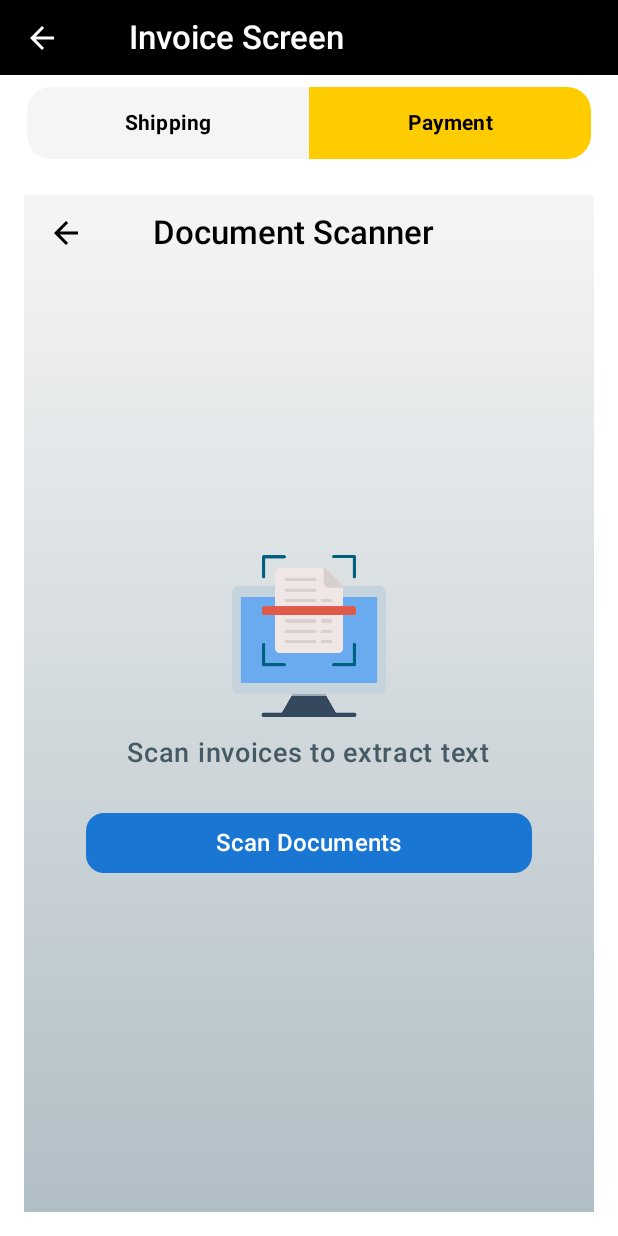
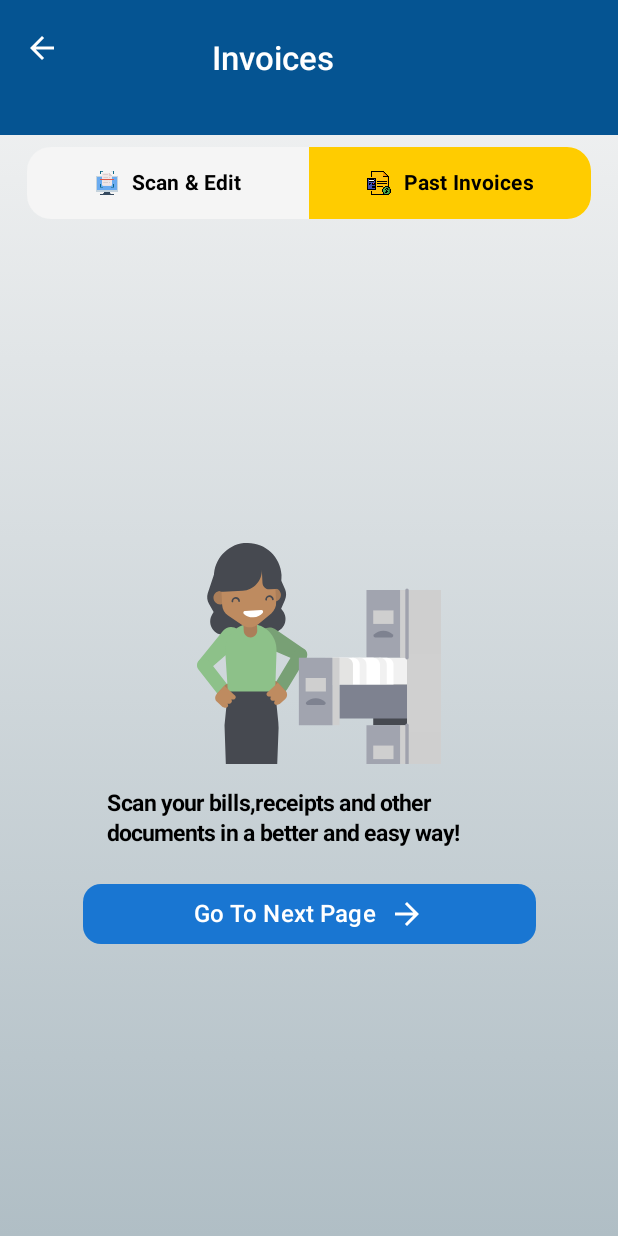
Before and after one commit to CulturalProfessor/invoice-parsing-app, an Android app built with Jetpack Compose: the composable ScrollScreenWithTabs shown on its own in the app's theme, tab 2 chosen, on a phone screen of 412 x 824 dp. Run offline under Robolectric (Android 15) with nearby library versions, the phone set to English and light mode, and no system bars; libraries missing offline, so code that uses them is left out: com.google.mlkit.nl, com.google.mlkit.vision, org.tensorflow.lite; 8 statements that could not run were skipped.

Commit message:
ScrollTabScreen Updated

```diff
--- a/app/build.gradle.kts
+++ b/app/build.gradle.kts
@@ -52,6 +52,8 @@ dependencies {
     implementation ("com.google.android.gms:play-services-vision:20.1.0")
     implementation ("androidx.lifecycle:lifecycle-runtime-ktx:2.6.0")
 
+
+
     implementation ("androidx.compose.material3:material3:1.1.0")
     implementation ("androidx.lifecycle:lifecycle-runtime-compose:2.6.1")
     implementation ("androidx.activity:activity-compose:1.7.2")
--- a/app/src/main/java/com/example/ocr_poc/MainActivity.kt
+++ b/app/src/main/java/com/example/ocr_poc/MainActivity.kt
@@ -1,7 +1,9 @@
 package com.example.ocr_poc
 
+import androidx.activity.ComponentActivity
+import androidx.activity.enableEdgeToEdge
+import androidx.core.content.ContextCompat
 import android.os.Bundle
-import androidx.activity.ComponentActivity
 import androidx.activity.compose.setContent
 import com.example.ocr_poc.screens.AppNavigation
 import com.example.ocr_poc.ui.theme.OCR_POCTheme
@@ -9,6 +11,10 @@ import com.example.ocr_poc.ui.theme.OCR_POCTheme
 class MainActivity : ComponentActivity() {
     override fun onCreate(savedInstanceState: Bundle?) {
         super.onCreate(savedInstanceState)
+        enableEdgeToEdge()
+
+        // Set the status bar color
+        window.statusBarColor = ContextCompat.getColor(this, R.color.white)
         setContent {
             OCR_POCTheme {
                 AppNavigation()
--- a/app/src/main/java/com/example/ocr_poc/screens/ScanDocument.kt
+++ b/app/src/main/java/com/example/ocr_poc/screens/ScanDocument.kt
@@ -137,38 +137,38 @@ fun ScanDocumentScreen(onBackClick: () -> Unit) {
 
    OCR_POCTheme {
        Scaffold(
-           topBar = {
-               TopAppBar(
-                   title = {
-                       Text(
-                           "Document Scanner",
-                           fontWeight = FontWeight.SemiBold,
-                           fontSize = 22.sp,
-                           modifier = Modifier.padding(horizontal = 30.dp, vertical = 10.dp) // Padding around text
-                       )
-                   },
-                   colors = TopAppBarDefaults.centerAlignedTopAppBarColors(
-
-                       containerColor = Color.Transparent, // No background color
-                       scrolledContainerColor = Color.Transparent, // Ensure transparency
-                       navigationIconContentColor = Color.Black
-
-                   ),
-
-                   navigationIcon = {
-                       IconButton(onClick = onBackClick) {
-                           Icon(
-                               imageVector = Icons.Filled.ArrowBack,
-                               contentDescription = "Back",
-                               tint = Color.Black
-                           )
-                       }
-                   },
-                   modifier = Modifier
-                       .height(50.dp), //custom height
-                           scrollBehavior = null
-               )
-           },
+//           topBar = {
+//               TopAppBar(
+//                   title = {
+//                       Text(
+//                           "Document Scanner",
+//                           fontWeight = FontWeight.SemiBold,
+//                           fontSize = 22.sp,
+//                           modifier = Modifier.padding(horizontal = 30.dp, vertical = 10.dp) // Padding around text
+//                       )
+//                   },
+//                   colors = TopAppBarDefaults.centerAlignedTopAppBarColors(
+//
+//                       containerColor = Color.Transparent, // No background color
+//                       scrolledContainerColor = Color.Transparent, // Ensure transparency
+//                       navigationIconContentColor = Color.Black
+//
+//                   ),
+//
+//                   navigationIcon = {
+//                       IconButton(onClick = onBackClick) {
+//                           Icon(
+//                               imageVector = Icons.Filled.ArrowBack,
+//                               contentDescription = "Back",
+//                               tint = Color.Black
+//                           )
+//                       }
+//                   },
+//                   modifier = Modifier
+//                       .height(50.dp), //custom height
+//                           scrollBehavior = null
+//               )
+//           },
            snackbarHost = { SnackbarHost(snackbarHostState) },
            content = { padding ->
                Box(
--- a/app/src/main/java/com/example/ocr_poc/screens/ScrollTabScreen.kt
+++ b/app/src/main/java/com/example/ocr_poc/screens/ScrollTabScreen.kt
@@ -1,7 +1,9 @@
 @file:OptIn(ExperimentalMaterial3Api::class)
 
 package com.example.ocr_poc.screens
-
+import androidx.compose.ui.layout.ContentScale
+import androidx.compose.ui.res.painterResource
+import androidx.compose.foundation.Image
 import androidx.compose.foundation.background
 import androidx.compose.foundation.border
 import androidx.compose.foundation.layout.*
@@ -19,38 +21,35 @@ import androidx.compose.ui.unit.sp
 import androidx.compose.ui.draw.clip
 import androidx.navigation.NavController
 import androidx.navigation.compose.NavHost
+import com.example.ocr_poc.R
 import androidx.navigation.compose.composable
 import androidx.navigation.compose.rememberNavController
+import androidx.compose.ui.graphics.Brush
 
 @Composable
 fun ScrollScreenWithTabs(onBackClick: () -> Unit) {
     val navController = rememberNavController()
     var selectedTabIndex by remember { mutableStateOf(0) }
-    val tabs = listOf("Shipping", "Payment")
+    val tabs = listOf(
+        TabItem("Scan & Edit", R.drawable.scanner),
+        TabItem("Past Invoices", R.drawable.invoice)
+    ) // Tabs with titles and drawable resources
 
     Scaffold(
         topBar = {
             TopAppBar(
                 title = {
                     Text(
-                        "Invoice Screen",
+                        "Invoices",
                         fontWeight = FontWeight.SemiBold,
                         color = Color.White,
                         fontSize = 22.sp,
-                        modifier = Modifier.padding(
-                            horizontal = 30.dp,
-                            vertical = 10.dp
-                        ) // Padding around text
+                        modifier = Modifier.padding(start = 85.dp, top = 15.dp)
                     )
                 },
                 colors = TopAppBarDefaults.centerAlignedTopAppBarColors(
-
-                    containerColor = Color.Black, // No background color
-//                    scrolledContainerColor = Color.Transparent, // Ensure transparency
-//                    navigationIconContentColor = Color.Black
-
+                    containerColor = Color(0xFF055492)
                 ),
-
                 navigationIcon = {
                     IconButton(onClick = onBackClick) {
                         Icon(
@@ -60,43 +59,63 @@ fun ScrollScreenWithTabs(onBackClick: () -> Unit) {
                         )
                     }
                 },
-                modifier = Modifier
-                    .height(50.dp), //custom height
-                scrollBehavior = null
+                modifier = Modifier.height(90.dp)
             )
         }
     ) { paddingValues ->
+        // Apply gradient background
+        Box(
+            modifier = Modifier
+                .fillMaxSize()
+                .background(
+                    brush = Brush.verticalGradient(
+                        colors = listOf(Color(0xFFF5F5F5), Color(0xFFB0BEC5)) // Gradient colors
+                    )
+                )
+        ) {
             Column(
                 modifier = Modifier
                     .padding(paddingValues)
                     .fillMaxSize()
-                .background(Color.White)
             ) {
                 // Rounded Tab Row
                 Row(
                     modifier = Modifier
                         .padding(horizontal = 18.dp, vertical = 8.dp)
-                    .clip(RoundedCornerShape(16.dp)) // Rounded corners for TabRow
-                    .background(Color(0xFFF5F5F5)) // Light gray background
+                        .clip(RoundedCornerShape(16.dp))
+                        .background(Color(0xFFF5F5F5))
                 ) {
-                tabs.forEachIndexed { index, title ->
+                    tabs.forEachIndexed { index, tabItem ->
                         Tab(
                             selected = selectedTabIndex == index,
                             onClick = {
                                 selectedTabIndex = index
-                            navController.navigate(title)
+                                navController.navigate(tabItem.title) // Navigate dynamically
                             },
                             text = {
+                                Row(
+                                    verticalAlignment = Alignment.CenterVertically,
+                                    modifier = Modifier.padding(horizontal = 8.dp)
+                                ) {
+                                    Image(
+                                        painter = painterResource(id = tabItem.drawable),
+                                        contentDescription = "${tabItem.title} Icon",
+                                        contentScale = ContentScale.Fit,
+                                        modifier = Modifier
+                                            .size(24.dp)
+                                            .padding(end = 8.dp)
+                                    )
                                     Text(
-                                title,
+                                        tabItem.title,
                                         color = Color.Black,
                                         fontWeight = FontWeight.Bold
                                     )
+                                }
                             },
                             modifier = Modifier
                                 .background(if (selectedTabIndex == index) Color(0xFFFFCC00) else Color.Transparent)
                                 .weight(1f)
-                            .clip(RoundedCornerShape(16.dp)) // Rounded tab
+                                .clip(RoundedCornerShape(16.dp))
                         )
                     }
                 }
@@ -104,18 +123,24 @@ fun ScrollScreenWithTabs(onBackClick: () -> Unit) {
                 // Content Area
                 NavHost(
                     navController = navController,
-                startDestination = tabs[0],
+                    startDestination = tabs[0].title, // Use the first tab as the start destination
                     modifier = Modifier
                         .fillMaxSize()
                         .padding(16.dp)
                 ) {
-                composable("Shipping") { MainScreen(navController) }
-                composable("Payment") {
-                    ScanDocumentScreen(
-                        onBackClick = { navController.popBackStack() }
-                    )
+                    tabs.forEach { tab ->
+                        composable(tab.title) { // Use dynamic routes based on tab names
+                            when (tab.title) {
+                                "Scan & Edit" -> ScanDocumentScreen(onBackClick = { navController.popBackStack() })
+                                "Past Invoices" -> MainScreen(navController)
+                                else -> Text("Unknown tab") // Fallback for unexpected cases
                             }
                         }
                     }
                 }
             }
+        }
+    }
+}
+
+data class TabItem(val title: String, val drawable: Int)
--- a/app/src/main/java/com/example/ocr_poc/screens/appnavigation.kt
+++ b/app/src/main/java/com/example/ocr_poc/screens/appnavigation.kt
@@ -11,7 +11,7 @@ import androidx.navigation.compose.rememberNavController
 fun AppNavigation() {
     val navController = rememberNavController()
 
-    NavHost(navController = navController, startDestination = "splash") {
+    NavHost(navController = navController, startDestination = "scroll_screen") {
         composable("splash") { SplashScreen(navController) }
         composable("main") { MainScreen(navController) }
         composable("scroll_screen") { ScrollScreenWithTabs(  onBackClick = { navController.popBackStack()}) }
```
Also changed, not shown: app/src/main/res/drawable/invoice.png (added), app/src/main/res/drawable/invoicenew.png (added), app/src/main/res/drawable/scan.png (added). Lines whose indentation alone changed are shown as unchanged.
